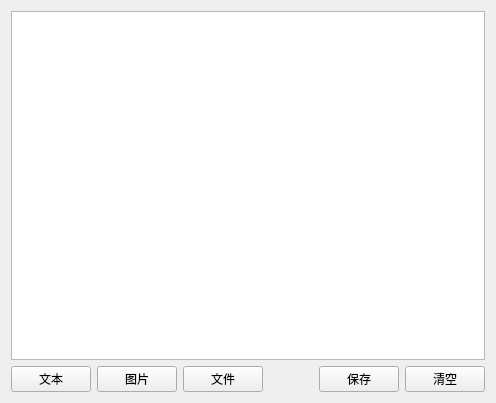
Old version of the form ClipBoard/ui/ClipboardView.ui in the repository 3548848289/UniFileHub.
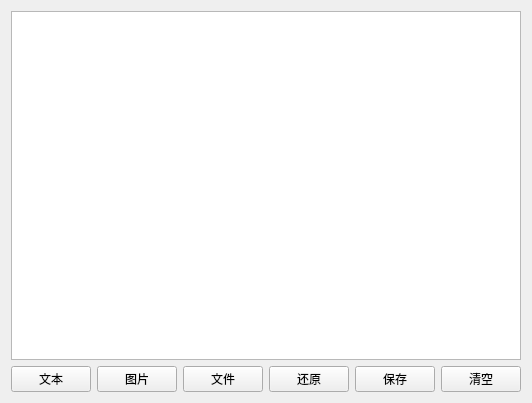
New version of the form.

Patch:
```diff
--- a/ClipBoard/ui/ClipboardView.ui
+++ b/ClipBoard/ui/ClipboardView.ui
@@ -22,7 +22,7 @@
     </widget>
    </item>
    <item row="1" column="0">
-    <layout class="QHBoxLayout" name="horizontalLayout" stretch="1,1,1,2,1,1">
+    <layout class="QHBoxLayout" name="horizontalLayout" stretch="1,1,1,0,2,1,1">
      <item>
       <widget class="QPushButton" name="TextBtn">
        <property name="sizePolicy">
@@ -62,6 +62,13 @@
        </property>
       </widget>
      </item>
+     <item>
+      <widget class="QPushButton" name="restoreBtn">
+       <property name="text">
+        <string>还原</string>
+       </property>
+      </widget>
+     </item>
      <item>
       <spacer name="horizontalSpacer">
        <property name="orientation">
```
